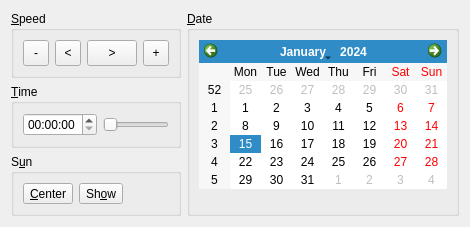
Qt form src/lib/SunControlWidget.ui (KDE/marble) before a commit.
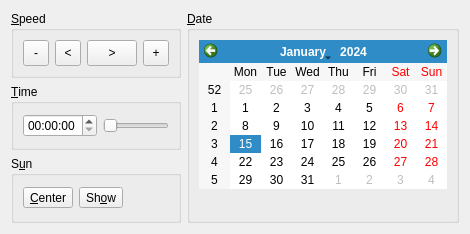
The same form after that commit. Icons and pictures are not drawn.

Commit message: * src/lib/MarbleWidget.{cpp,h}:     * src/lib/SunLocator.{cpp,h}:     * src/lib/TextureTile.{cpp,h}:     * src/lib/TileLoader.{cpp,h}:     * src/lib/MarbleModel.{cpp,h}:     * src/lib/CMakeLists.txt:     * src/lib/SunControlWidget.ui:     * src/ControlView.h:

Diff of the .ui file:
```diff
--- a/src/lib/SunControlWidget.ui
+++ b/src/lib/SunControlWidget.ui
@@ -5,8 +5,8 @@
    <rect>
     <x>0</x>
     <y>0</y>
-    <width>419</width>
-    <height>227</height>
+    <width>460</width>
+    <height>234</height>
    </rect>
   </property>
   <property name="sizePolicy" >
@@ -206,6 +206,9 @@
         <property name="text" >
          <string>Sh&amp;ow</string>
         </property>
+        <property name="checkable" >
+         <bool>true</bool>
+        </property>
        </widget>
       </item>
       <item>
```
The commit also changes 14 other files.
